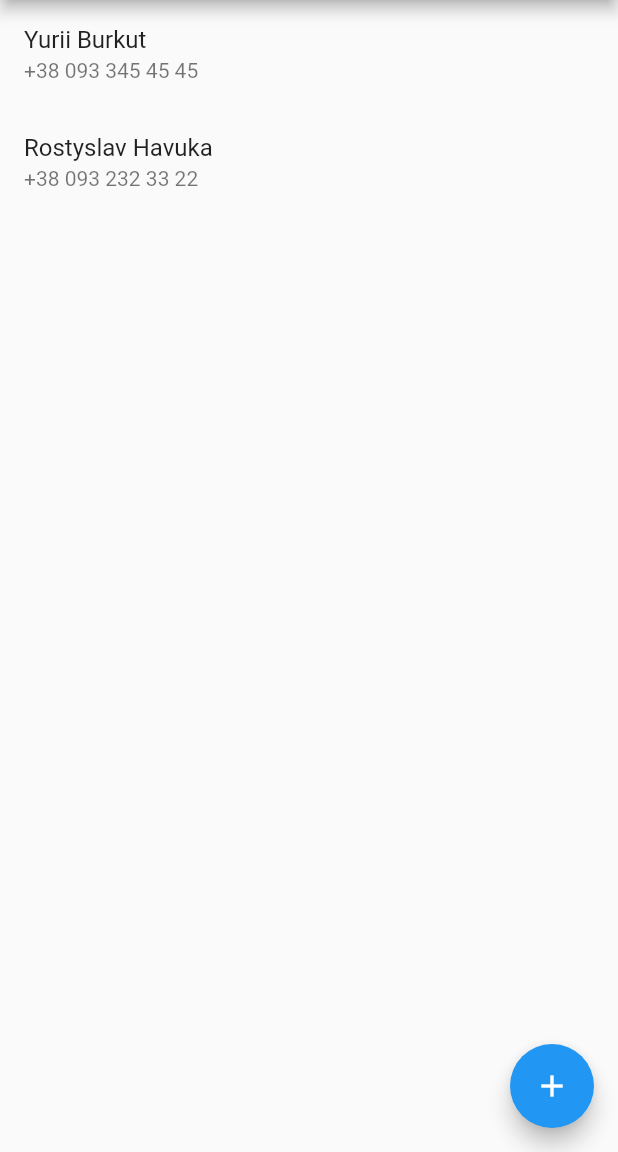
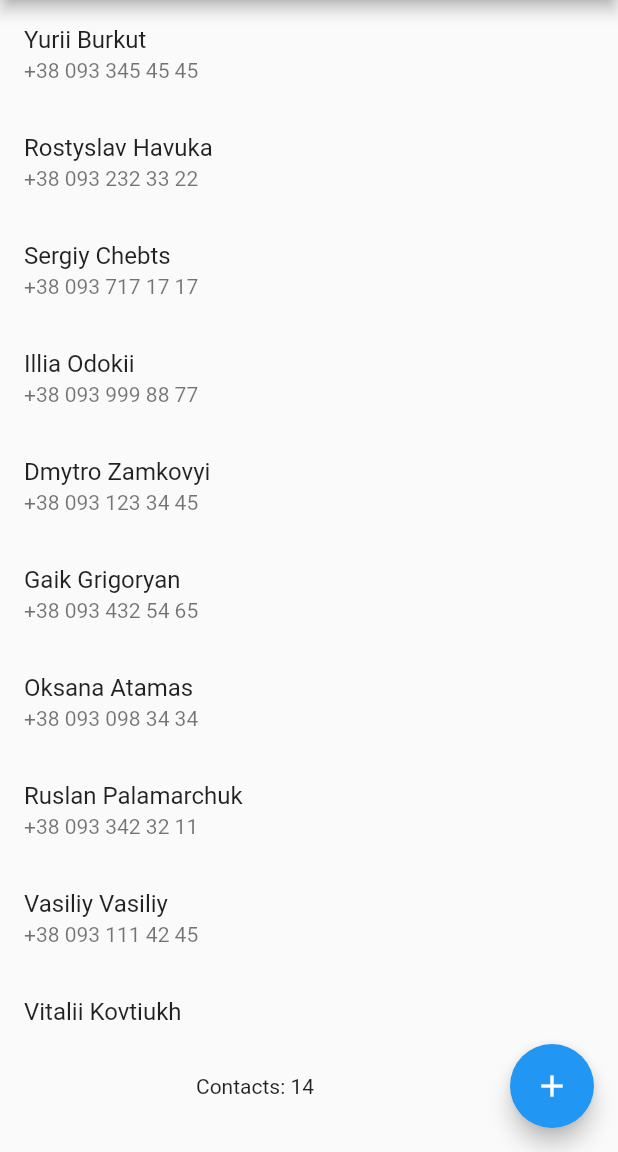
Before and after one commit to ElijahOd/phone_book, a Flutter app: the screen it shows after launch, on a phone screen of 412 x 824 dp, the part 84-1236 px from its top. Run offline on Flutter 3.47's test engine with Material 2 defaults, Android fonts, the phone set to English and light mode, and no system bars; our stand-ins replace image_picker, permission_handler.

Commit message:
Update contact.dart
InheritedWidget

```diff
--- a/lib/contact.dart
+++ b/lib/contact.dart
@@ -19,16 +19,33 @@ class _ContactsPageState extends State<ContactsPage> {
     contacts = [
       Contact('Yurii Burkut', '+38 093 345 45 45'),
       Contact('Rostyslav Havuka', '+38 093 232 33 22'),
+      Contact('Sergiy Chebts', '+38 093 717 17 17'),
+      Contact('Illia Odokii', '+38 093 999 88 77'),
+      Contact('Dmytro Zamkovyi', '+38 093 123 34 45'),
+      Contact('Gaik Grigoryan', '+38 093 432 54 65'),
+      Contact('Oksana Atamas', '+38 093 098 34 34'),
+      Contact('Ruslan Palamarchuk', '+38 093 342 32 11'),
+      Contact('Vasiliy Vasiliy', '+38 093 111 42 45'),
+      Contact('Vitalii Kovtiukh', '+38 093 342 22 11'),
+      Contact('Yuliia Drobot', '+38 093 232 11 22'),
+      Contact('Oleksandr Dishniykov', '+38 093 121 12 44'),
+      Contact('Olena Dashenko', '+38 093 655 65 65'),
+      Contact('Sasha Bezpalchuk', '+38 093 454 65 65'),
     ];
   }
 
   @override
   Widget build(BuildContext context) {
-    return Scaffold(
+    return ContactCounter(
+      contactCount: contacts.length,
+      childWidget: Scaffold(
         appBar: AppBar(
           title: const Text('PhoneBook by OD'),
         ),
-      body: ListView.builder(
+        body: Column(
+          children: [
+            Expanded(
+              child: ListView.builder(
                 itemCount: contacts.length,
                 itemBuilder: (context, index) {
                   final contact = contacts[index];
@@ -39,14 +56,34 @@ class _ContactsPageState extends State<ContactsPage> {
                       Navigator.push(
                         context,
                         MaterialPageRoute(
-                  builder: (context) => ContactDetailsPage(contact: contact),
+                          builder: (context) =>
+                              ContactDetailsPage(contact: contact),
                         ),
                       );
                     },
                   );
                 },
               ),
-      floatingActionButton: FloatingActionButton(
+            ),
+            Padding(
+              padding: const EdgeInsets.all(16.0),
+              child: Row(
+                mainAxisAlignment: MainAxisAlignment.end,
+                children: [
+                  Expanded(
+                    child: Align(
+                      alignment: Alignment.center,
+                      child: Builder(
+                        builder: (context) {
+                          final counter =
+                              ContactCounter.of(context)?.contactCount ?? 0;
+                          return Text('Contacts: $counter');
+                        },
+                      ),
+                    ),
+                  ),
+                  const SizedBox(width: 16),
+                  FloatingActionButton(
                     onPressed: () {
                       Navigator.push(
                         context,
@@ -63,6 +100,32 @@ class _ContactsPageState extends State<ContactsPage> {
                     },
                     child: const Icon(Icons.add),
                   ),
+                ],
+              ),
+            ),
+          ],
+        ),
+      ),
     );
   }
 }
+
+class ContactCounter extends InheritedWidget {
+  final int contactCount;
+  final Widget childWidget;
+
+  const ContactCounter({
+    super.key,
+    required this.contactCount,
+    required this.childWidget,
+  }) : super(child: childWidget);
+
+  static ContactCounter? of(BuildContext context) {
+    return context.dependOnInheritedWidgetOfExactType<ContactCounter>();
+  }
+
+  @override
+  bool updateShouldNotify(ContactCounter oldWidget) {
+    return contactCount != oldWidget.contactCount;
+  }
+}
```
Lines whose indentation alone changed are shown as unchanged.
